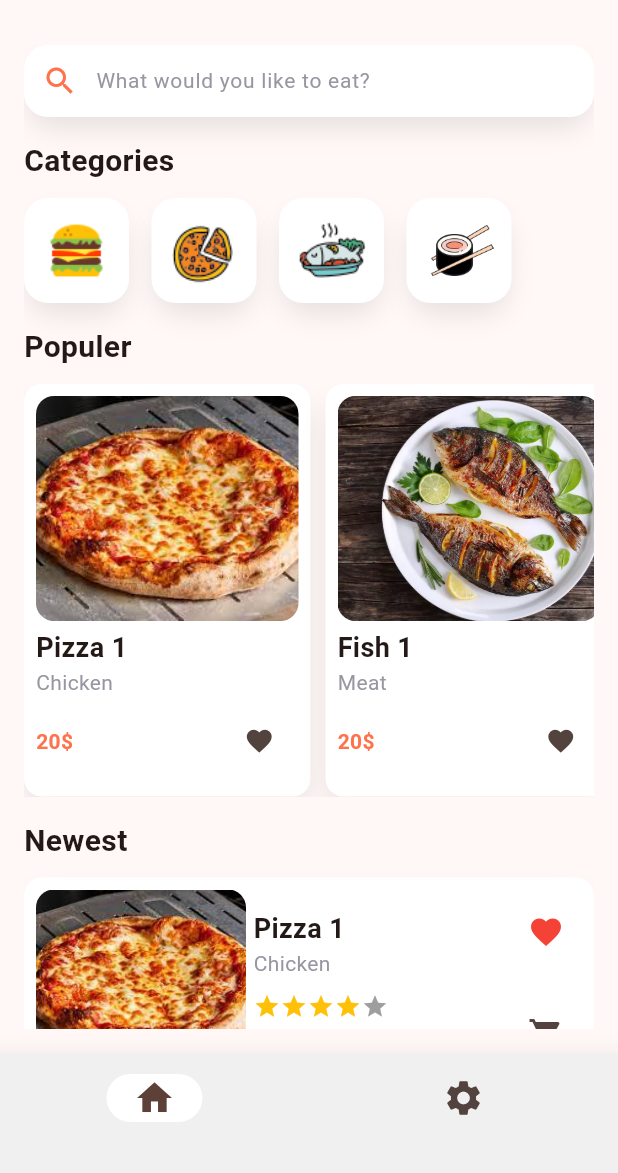
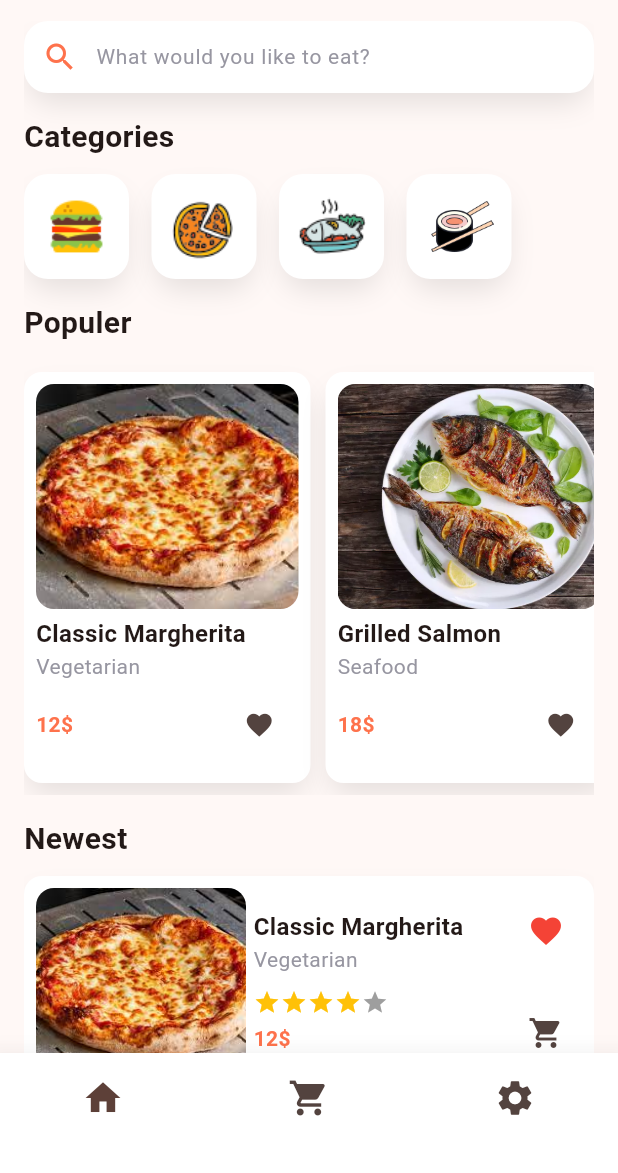
Before and after one commit to Shadyar-Bzhar-Othman/foodi-flutter, a Flutter app: the screen it shows after launch, on a phone screen of 412 x 824 dp, the part 63-1236 px from its top. Run offline on Flutter 3.47's test engine with Material 3 defaults, Android fonts, the phone set to English and light mode, and no system bars.

Commit message:
Finsih food detail page

```diff
--- a/lib/pages/home_page.dart
+++ b/lib/pages/home_page.dart
@@ -2,6 +2,7 @@ import 'package:flutter/material.dart';
 import 'package:foodi/pages/food_detail.dart';
 import 'package:foodi/pages/food_list_page.dart';
 import 'package:foodi/utils/assets.dart';
+import 'package:foodi/utils/data.dart';
 import 'package:foodi/widgets/category_card.dart';
 import 'package:foodi/widgets/h_food_card.dart';
 import 'package:foodi/widgets/search_input.dart';
@@ -9,83 +10,6 @@ import 'package:foodi/widgets/v_food_card.dart';
 
 class HomePage extends StatelessWidget {
   HomePage({super.key});
-
-  List<Map<String, dynamic>> foods = [
-    {
-      "name": "Pizza 1",
-      "imgPath": pizza1,
-      "type": "Chicken",
-      "price": 20,
-      "detail":
-          "dahfjhsdahfkjhdfhjjjjjjjjjjjjjjjjjjjjjjjjjjjjjjjjjjjakhadsjfjdshajfhljdhlkfjkshld",
-      "deliveryTime": 33,
-      "category": "Pizza",
-    },
-    {
-      "name": "Fish 1",
-      "imgPath": fish1,
-      "type": "Meat",
-      "price": 20,
-      "detail": "",
-      "deliveryTime": 33,
-      "category": "Fish",
-    },
-    {
-      "name": "Pizza 2",
-      "imgPath": pizza2,
-      "type": "Chicken",
-      "price": 20,
-      "detail": "",
-      "deliveryTime": 33,
-      "category": "Pizza",
-    },
-    {
-      "name": "Pizza 3",
-      "imgPath": pizza3,
-      "type": "Chicken",
-      "price": 20,
-      "detail": "",
-      "deliveryTime": 33,
-      "category": "Pizza",
-    },
-    {
-      "name": "Pizza 4",
-      "imgPath": pizza4,
-      "type": "Chicken",
-      "price": 20,
-      "detail": "",
-      "deliveryTime": 33,
-      "category": "Pizza",
-    },
-    {
-      "name": "Fish 2",
-      "imgPath": fish2,
-      "type": "Meat",
-      "price": 20,
-      "detail": "",
-      "deliveryTime": 33,
-      "category": "Fish",
-    },
-  ];
-
-  List<Map<String, dynamic>> categories = [
-    {
-      "name": "Burger",
-      "imgPath": burgerIcon,
-    },
-    {
-      "name": "Pizza",
-      "imgPath": pizzaIcon,
-    },
-    {
-      "name": "Fish",
-      "imgPath": fishIcon,
-    },
-    {
-      "name": "Sushi",
-      "imgPath": sushiIcon,
-    },
-  ];
 
   final TextEditingController searchController = TextEditingController();
 
@@ -138,12 +62,14 @@ class HomePage extends StatelessWidget {
           ),
           const SizedBox(height: 10),
           SizedBox(
-            height: 275,
+            height: 290,
             child: ListView.builder(
               scrollDirection: Axis.horizontal,
               itemCount: foods.length,
               itemBuilder: (context, index) {
-                return VFoodCard(
+                return Padding(
+                  padding: const EdgeInsets.symmetric(vertical: 8.0),
+                  child: VFoodCard(
                     onTap: () {
                       Navigator.push(
                         context,
@@ -154,7 +80,8 @@ class HomePage extends StatelessWidget {
                             imgPath: foods[index]["imgPath"],
                             price: foods[index]["price"].toString(),
                             detail: foods[index]["detail"],
-                          deliveryTime: foods[index]["deliveryTime"].toString(),
+                            deliveryTime:
+                                foods[index]["deliveryTime"].toString(),
                           ),
                         ),
                       );
@@ -164,6 +91,7 @@ class HomePage extends StatelessWidget {
                     imgPath: foods[index]["imgPath"],
                     price: foods[index]["price"].toString(),
                     detail: foods[index]["detail"],
+                  ),
                 );
               },
             ),
@@ -182,7 +110,21 @@ class HomePage extends StatelessWidget {
               children: foods
                   .map(
                     (food) => HFoodCard(
-                      onTap: () {},
+                      onTap: () {
+                        Navigator.push(
+                          context,
+                          MaterialPageRoute(
+                            builder: (context) => FoodDetail(
+                              name: food["name"],
+                              type: food["type"],
+                              imgPath: food["imgPath"],
+                              price: food["price"].toString(),
+                              detail: food["detail"],
+                              deliveryTime: food["deliveryTime"].toString(),
+                            ),
+                          ),
+                        );
+                      },
                       name: food["name"],
                       type: food["type"],
                       imgPath: food["imgPath"],
--- a/lib/pages/layout_page.dart
+++ b/lib/pages/layout_page.dart
@@ -15,6 +15,7 @@ class _LayoutPageState extends State<LayoutPage> {
   List<Widget> pages = [
     HomePage(),
     const Text("Second Page"),
+    const Text("Third Page"),
   ];
 
   @override
@@ -38,7 +39,7 @@ class _LayoutPageState extends State<LayoutPage> {
         ],
       ),
       body: Padding(
-        padding: const EdgeInsets.all(16.0),
+        padding: const EdgeInsets.symmetric(horizontal: 16.0),
         child: pages[selectedIndex],
       ),
       bottomNavigationBar: NavigationBar(
@@ -50,13 +51,20 @@ class _LayoutPageState extends State<LayoutPage> {
         },
         elevation: 16.0,
         shadowColor: blackColor,
-        backgroundColor: const Color.fromARGB(255, 238, 238, 238),
+        backgroundColor: whiteColor,
         indicatorColor: whiteColor,
         surfaceTintColor: whiteColor,
         destinations: const [
           NavigationDestination(
             icon: Icon(
               Icons.home,
+              size: 28,
+            ),
+            label: "",
+          ),
+          NavigationDestination(
+            icon: Icon(
+              Icons.shopping_cart,
               size: 28,
             ),
             label: "",
--- /dev/null
+++ b/lib/utils/data.dart
@@ -0,0 +1,83 @@
+import 'package:foodi/utils/assets.dart';
+
+List<Map<String, dynamic>> foods = [
+  {
+    "name": "Classic Margherita",
+    "imgPath": pizza1,
+    "type": "Vegetarian",
+    "price": 12,
+    "detail":
+        "A timeless favorite featuring homemade tomato sauce, fresh mozzarella, and basil leaves, drizzled with extra virgin olive oil.",
+    "deliveryTime": 30,
+    "category": "Pizza",
+  },
+  {
+    "name": "Grilled Salmon",
+    "imgPath": fish1,
+    "type": "Seafood",
+    "price": 18,
+    "detail":
+        "Perfectly grilled salmon served with a side of asparagus and a lemon butter sauce.",
+    "deliveryTime": 45,
+    "category": "Fish",
+  },
+  {
+    "name": "Spicy Pepperoni",
+    "imgPath": pizza3,
+    "type": "Meat",
+    "price": 15,
+    "detail":
+        "Loaded with spicy pepperoni, mozzarella cheese, and our signature tomato sauce.",
+    "deliveryTime": 30,
+    "category": "Pizza",
+  },
+  {
+    "name": "BBQ Chicken",
+    "imgPath": pizza4,
+    "type": "Meat",
+    "price": 16,
+    "detail":
+        "Topped with barbecue chicken, red onions, cilantro, and smoky BBQ sauce.",
+    "deliveryTime": 35,
+    "category": "Pizza",
+  },
+  {
+    "name": "Vegetarian Deluxe",
+    "imgPath": pizza2,
+    "type": "Vegetarian",
+    "price": 14,
+    "detail":
+        "A hearty mix of mushrooms, bell peppers, onions, black olives, and cherry tomatoes, all on a gluten-free crust.",
+    "deliveryTime": 25,
+    "category": "Pizza",
+  },
+  {
+    "name": "Seared Tuna",
+    "imgPath": fish2,
+    "type": "Seafood",
+    "price": 22,
+    "detail":
+        "Sesame-crusted tuna steak, lightly seared and served with a wasabi soy sauce.",
+    "deliveryTime": 50,
+    "category": "Fish",
+  },
+];
+
+List<Map<String, dynamic>> categories = [
+  {
+    "name": "Burger",
+    "imgPath": burgerIcon,
+  },
+  {
+    "name": "Pizza",
+    "imgPath": pizzaIcon,
+  },
+  {
+    "name": "Fish",
+    "imgPath": fishIcon,
+  },
+  {
+    "name": "Sushi",
+    "imgPath": sushiIcon,
+  },
+];
--- a/lib/widgets/h_food_card.dart
+++ b/lib/widgets/h_food_card.dart
@@ -52,7 +52,7 @@ class HFoodCard extends StatelessWidget {
                     Text(
                       name,
                       style: const TextStyle(
-                        fontSize: 18,
+                        fontSize: 16,
                         fontWeight: FontWeight.bold,
                       ),
                     ),
--- a/lib/widgets/v_food_card.dart
+++ b/lib/widgets/v_food_card.dart
@@ -47,7 +47,7 @@ class VFoodCard extends StatelessWidget {
             Text(
               name,
               style: const TextStyle(
-                fontSize: 18,
+                fontSize: 16,
                 fontWeight: FontWeight.bold,
               ),
             ),
```
Also changed, not shown: lib/pages/food_detail.dart (+71 -35 lines), lib/pages/food_list_page.dart (+17 -1 lines), lib/widgets/number_selecter.dart (added, +62 -0 lines). Lines whose indentation alone changed are shown as unchanged.
